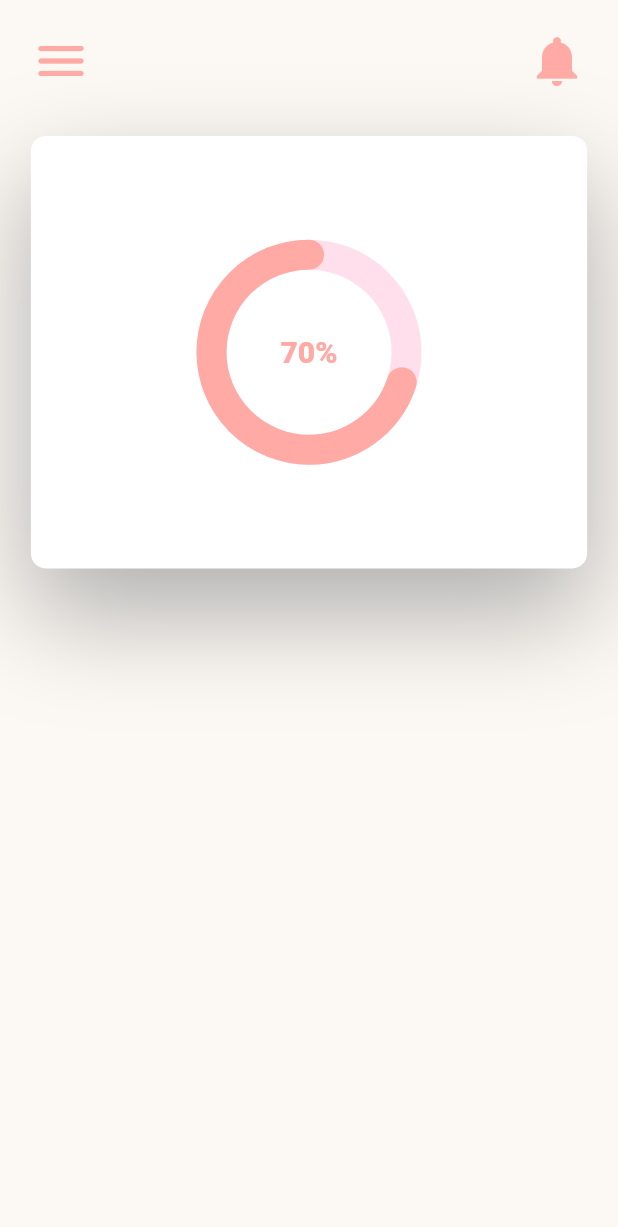
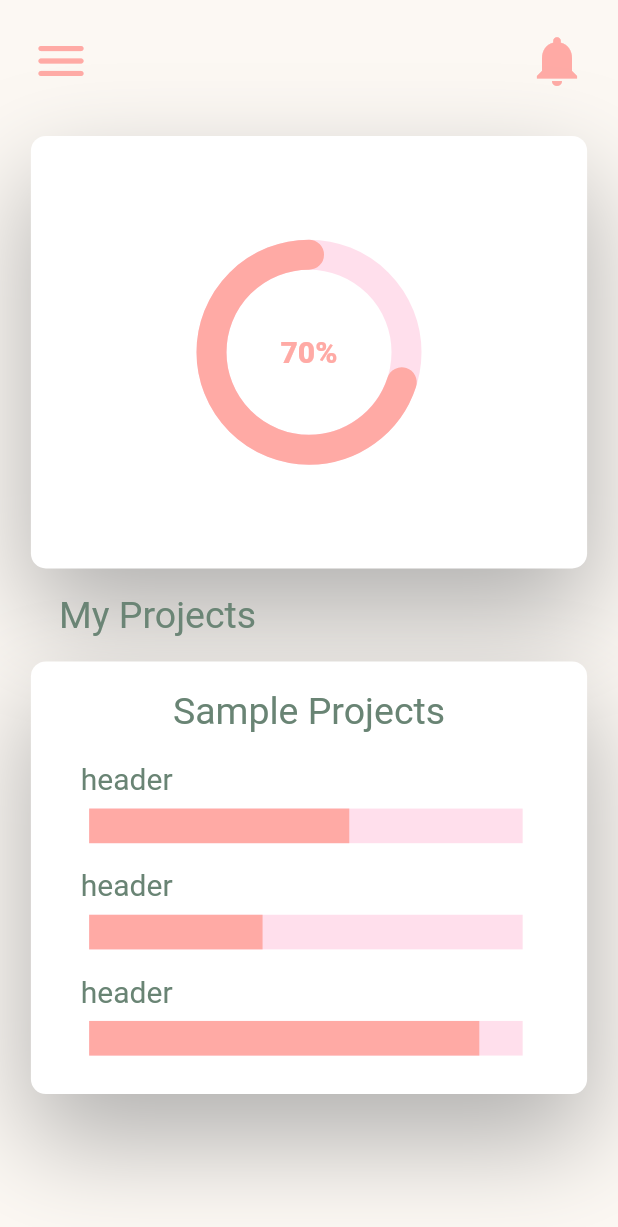
Before and after one commit to ehsankkk1/PlanVite, a Flutter app: the screen it shows after launch, on a phone screen of 412 x 824 dp. Shown: the top 1227 px of the screen. Run offline on Flutter 3.47's test engine with Material 2 defaults, Android fonts, the phone set to English and light mode, and no system bars; drawn by our look-alikes of flutter_zoom_drawer, percent_indicator; our stand-ins replace flutter_easyloading, get.

Commit message:
home commit

```diff
--- a/lib/screens/home/home_screen.dart
+++ b/lib/screens/home/home_screen.dart
@@ -16,7 +16,7 @@ class HomeScreen extends StatelessWidget {
   MyDrawerController controller = Get.find();
   Widget build(BuildContext context) {
     return Scaffold(
-      backgroundColor: Colors.white,
+      backgroundColor: kBackGround,
       body: GetBuilder<MyDrawerController>(
         builder: (_) => ZoomDrawer(
           moveMenuScreen: true,
@@ -42,7 +42,7 @@ class _MainScreen extends StatelessWidget {
     double height = MediaQuery.of(context).size.height;
     double width = MediaQuery.of(context).size.width;
     return Scaffold(
-      backgroundColor: kBackGround,
+      backgroundColor:kBackGround,
       body: SafeArea(
         child: SingleChildScrollView(
           child: Padding(
@@ -80,6 +80,89 @@ class _MainScreen extends StatelessWidget {
                     ),
                   ],
                 ),
+                Padding(
+                  padding:  EdgeInsets.only(left: width*0.01,right: width*0.5,top: height*0.02,bottom: height*0.02),
+                  child: Text('My Projects',
+                  style: TextStyle(
+                    color: kWritings,
+                    fontSize: 25,
+                  ),
+                  ),
+                ),
+                Stack(
+                  alignment: Alignment.center,
+                  children: [
+
+                    WhiteBox(height*0.35,double.infinity),
+                    Padding(
+                      padding: EdgeInsets.only(bottom: height*0.27),
+                      child: Text('Sample Projects',
+                      style: TextStyle(
+                        fontSize: 25,
+                        color: kWritings,
+                      ),),
+                    ),
+                    Padding(
+                      padding: EdgeInsets.only(left: width*0.07),
+                      child: Column(
+
+                        children: [
+                          Padding(
+                            padding: EdgeInsets.only(left: 0,right:width*0.66,top: height*0.05,bottom: height*0.01  ),
+                            child: Text('header',
+                            style: TextStyle(
+                              fontSize: 20,
+                              color: kWritings,
+                            ),
+                            ),
+                          ),
+                          LinearPercentIndicator(
+                            percent: 0.6,
+                            animation: true,
+                            backgroundColor: kLightPink,
+                            progressColor: kMainPink,
+                            width: width*0.75,
+                            lineHeight: height*0.028,
+                          ),
+                          Padding(
+                            padding: EdgeInsets.only(left: 0,right:width*0.66,top: height*0.02,bottom: height*0.01  ),
+                            child: Text('header',
+                              style: TextStyle(
+                                fontSize: 20,
+                                color: kWritings,
+                              ),
+                            ),
+                          ),
+                          LinearPercentIndicator(
+                            percent: 0.4,
+                            animation: true,
+                            backgroundColor: kLightPink,
+                            progressColor: kMainPink,
+                            width: width*0.75,
+                            lineHeight: height*0.028,
+                          ),
+                          Padding(
+                            padding: EdgeInsets.only(left: 0,right:width*0.66,top: height*0.02,bottom: height*0.01  ),
+                            child: Text('header',
+                              style: TextStyle(
+                                fontSize: 20,
+                                color: kWritings,
+                              ),
+                            ),
+                          ),
+                          LinearPercentIndicator(
+                            percent: 0.9,
+                            animation: true,
+                            backgroundColor: kLightPink,
+                            progressColor: kMainPink,
+                            width: width*0.75,
+                            lineHeight: height*0.028,
+                          ),
+                        ],
+                      ),
+                    ),
+                  ],
+                ),
 
               ],
             ),
```
